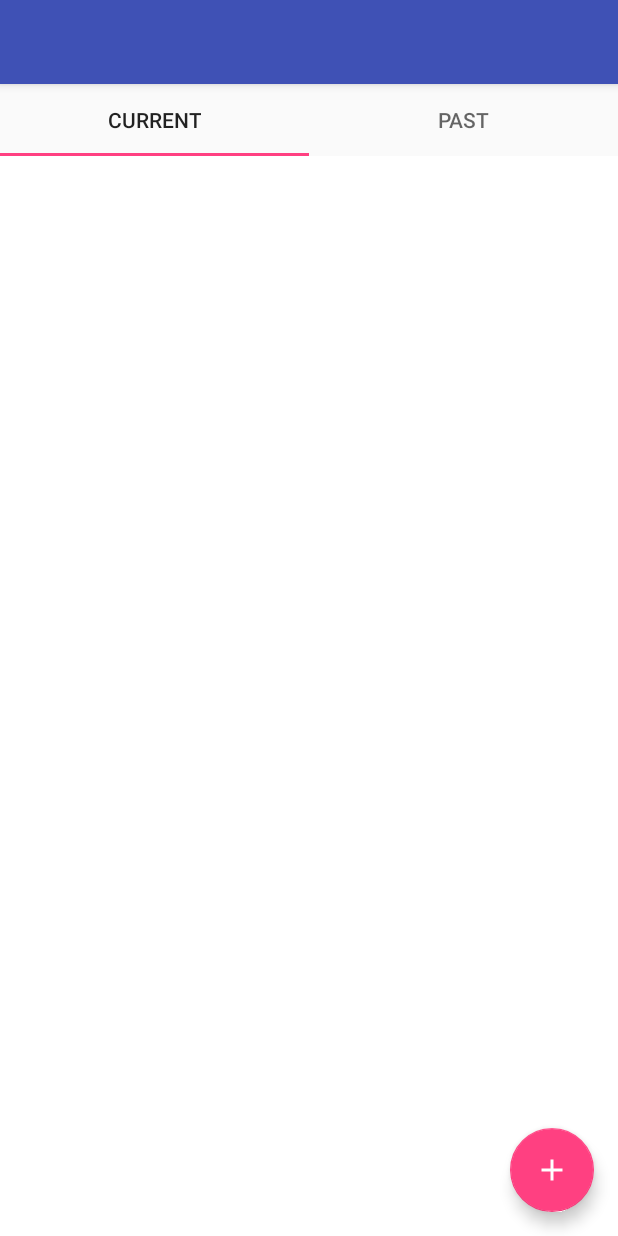
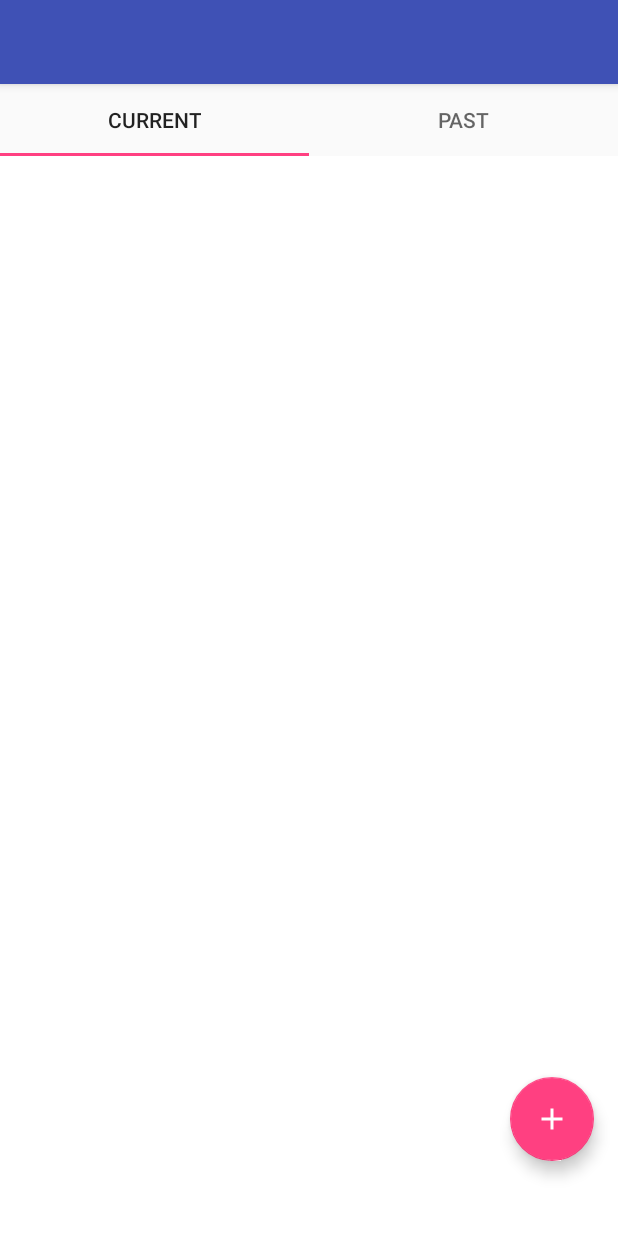
Before and after one commit to PillGood/PillGood, an Android app: the screen it shows after launch (MainActivity), on a phone screen of 412 x 824 dp. Run offline under Robolectric (Android 15) with nearby library versions, the phone set to English and light mode, and no system bars.

Commit message:
MainActivity: add floating button and animation

```diff
--- a/app/src/main/java/com/example/pc/pillgood/MainActivity.java
+++ b/app/src/main/java/com/example/pc/pillgood/MainActivity.java
@@ -1,12 +1,17 @@
 package com.example.pc.pillgood;
 
 import android.os.Bundle;
+import android.support.design.widget.FloatingActionButton;
 import android.support.design.widget.TabLayout;
 import android.support.v4.view.ViewPager;
 import android.support.v7.app.AppCompatActivity;
+import android.view.View;
+import android.view.animation.Animation;
+import android.view.animation.AnimationUtils;
 
 public class MainActivity extends AppCompatActivity {
-
+    FloatingActionButton plusBtn, fastEnrollmentBtn, enrollmentBtn;
+    Boolean plusBtnIsClicked = false;
     @Override
     protected void onCreate(Bundle savedInstanceState) {
         super.onCreate(savedInstanceState);
@@ -18,5 +23,48 @@ public class MainActivity extends AppCompatActivity {
 
         TabLayout tabLayout =  findViewById(R.id.tabs);
         tabLayout.setupWithViewPager(viewPager);
+
+        //-----pop up floating btn
+        plusBtn = (FloatingActionButton) findViewById(R.id.mainPlusBtn);
+        fastEnrollmentBtn = (FloatingActionButton) findViewById(R.id.mainFastEnrollmentBtn);
+        enrollmentBtn = (FloatingActionButton) findViewById(R.id.mainEnrollmentBtn);
+        plusBtn.setOnClickListener(new View.OnClickListener() {
+            @Override
+            public void onClick(View view) {
+                Animation plusBtnAnim, fastEnrollmnetAnim, enrollmentAnim;
+                plusBtnAnim=AnimationUtils.loadAnimation(getApplicationContext(), R.anim.rotate_plusbtn);
+                if (plusBtnIsClicked) {
+                    fastEnrollmentBtn.setVisibility(View.INVISIBLE);
+                    enrollmentBtn.setVisibility(View.INVISIBLE);
+                    fastEnrollmnetAnim = AnimationUtils.loadAnimation(getApplicationContext(), R.anim.translate_down_fastbtn);
+                    enrollmentAnim = AnimationUtils.loadAnimation(getApplicationContext(), R.anim.translate_down_enrollmentbtn);
+                    plusBtnIsClicked = false;
+                }
+                else {
+                    fastEnrollmentBtn.setVisibility(View.VISIBLE);
+                    enrollmentBtn.setVisibility(View.VISIBLE);
+                    fastEnrollmnetAnim = AnimationUtils.loadAnimation(getApplicationContext(), R.anim.translate_up_fastbtn);
+                    enrollmentAnim = AnimationUtils.loadAnimation(getApplicationContext(), R.anim.translate_up_enrollmentbtn);
+                    plusBtnIsClicked = true;
+                }
+                plusBtn.startAnimation(plusBtnAnim);
+                fastEnrollmentBtn.startAnimation(fastEnrollmnetAnim);
+                enrollmentBtn.startAnimation(enrollmentAnim);
+            }
+        });
+
+        fastEnrollmentBtn.setOnClickListener(new View.OnClickListener() {
+            @Override
+            public void onClick(View view) {
+
+            }
+        });
+
+        enrollmentBtn.setOnClickListener(new View.OnClickListener() {
+            @Override
+            public void onClick(View view) {
+
+            }
+        });
     }
 }
--- /dev/null
+++ b/app/src/main/res/anim/rotate_plusbtn.xml
@@ -0,0 +1,9 @@
+<?xml version="1.0" encoding="utf-8"?>
+<set xmlns:android="http://schemas.android.com/apk/res/android">
+    android:interpolator="@android:anim/anticipate_overshoot_interpolator">
+    <rotate android:pivotX="50%"
+        android:pivotY="50%"
+        android:duration="400"
+        android:fromDegrees="0"
+        android:toDegrees="90"/>
+</set>
--- /dev/null
+++ b/app/src/main/res/anim/translate_down_enrollmentbtn.xml
@@ -0,0 +1,13 @@
+<?xml version="1.0" encoding="utf-8"?>
+<set xmlns:android="http://schemas.android.com/apk/res/android"
+    android:interpolator="@android:anim/anticipate_overshoot_interpolator">
+    <translate
+        android:duration="400"
+        android:fromYDelta="0"
+        android:toYDelta="200%">
+    </translate>
+    <alpha
+        android:duration="400"
+        android:fromAlpha="1.0"
+        android:toAlpha="0"/>
+</set>
--- /dev/null
+++ b/app/src/main/res/anim/translate_down_fastbtn.xml
@@ -0,0 +1,13 @@
+<?xml version="1.0" encoding="utf-8"?>
+<set xmlns:android="http://schemas.android.com/apk/res/android"
+    android:interpolator="@android:anim/anticipate_overshoot_interpolator">
+    <translate
+        android:duration="200"
+        android:fromYDelta="0"
+        android:toYDelta="100%">
+    </translate>
+    <alpha
+        android:duration="200"
+        android:fromAlpha="1.0"
+        android:toAlpha="0"/>
+</set>
--- /dev/null
+++ b/app/src/main/res/anim/translate_up_enrollmentbtn.xml
@@ -0,0 +1,13 @@
+<?xml version="1.0" encoding="utf-8"?>
+<set xmlns:android="http://schemas.android.com/apk/res/android"
+    android:interpolator="@android:anim/anticipate_overshoot_interpolator">
+    <translate
+        android:duration="400"
+        android:fromYDelta="200%"
+        android:toYDelta="0">
+    </translate>
+    <alpha
+        android:duration="400"
+        android:fromAlpha="0.0"
+        android:toAlpha="1.0"/>
+</set>
--- /dev/null
+++ b/app/src/main/res/anim/translate_up_fastbtn.xml
@@ -0,0 +1,13 @@
+<?xml version="1.0" encoding="utf-8"?>
+<set xmlns:android="http://schemas.android.com/apk/res/android"
+    android:interpolator="@android:anim/anticipate_overshoot_interpolator">
+    <translate
+        android:duration="200"
+        android:fromYDelta="100%"
+        android:toYDelta="0">
+    </translate>
+    <alpha
+        android:duration="200"
+        android:fromAlpha="0.0"
+        android:toAlpha="1.0"/>
+</set>
--- a/app/src/main/res/layout/activity_main.xml
+++ b/app/src/main/res/layout/activity_main.xml
@@ -29,15 +29,46 @@
 
     </LinearLayout>
 
-    <android.support.design.widget.FloatingActionButton
-        android:id="@+id/add_button"
-        android:layout_width="wrap_content"
-        android:layout_height="wrap_content"
-        android:clickable="true"
-        android:src="@drawable/ic_add_white_48dp"
-        app:fabSize="normal"
-        app:layout_anchor="@id/viewpager"
-        android:layout_margin="16dp"
-        app:layout_anchorGravity="bottom|right|end"
-        android:focusable="false" />
+    <RelativeLayout
+        android:layout_width="match_parent"
+        android:layout_height="match_parent">
+
+        <android.support.design.widget.FloatingActionButton
+            android:id="@+id/mainPlusBtn"
+            android:layout_width="wrap_content"
+            android:layout_height="wrap_content"
+            android:layout_alignParentBottom="true"
+            android:layout_alignParentRight="true"
+            android:layout_marginRight="16dp"
+            android:layout_marginBottom="50dp"
+            app:srcCompat="@drawable/ic_add_white_48dp"/>
+
+        <android.support.design.widget.FloatingActionButton
+            android:id="@+id/mainFastEnrollmentBtn"
+            android:layout_width="40dp"
+            android:layout_height="40dp"
+            android:layout_above="@id/mainPlusBtn"
+            android:layout_alignParentRight="true"
+            android:layout_marginBottom="20dp"
+            android:layout_marginRight="20dp"
+            android:visibility="invisible"
+            app:backgroundTint="@color/colorPrimary"
+            android:src="@drawable/ic_add_white_48dp"
+            app:fabSize="mini"/>
+
+        <android.support.design.widget.FloatingActionButton
+            android:id="@+id/mainEnrollmentBtn"
+            android:layout_width="40dp"
+            android:layout_height="40dp"
+            android:layout_above="@id/mainFastEnrollmentBtn"
+            android:layout_alignParentRight="true"
+            android:layout_marginBottom="20dp"
+            android:layout_marginRight="20dp"
+            android:visibility="invisible"
+            app:backgroundTint="@color/colorPrimaryDark"
+            android:src="@drawable/ic_add_white_48dp"
+            app:fabSize="mini"/>
+
+    </RelativeLayout>
+
 </android.support.design.widget.CoordinatorLayout>
```
Also changed, not shown: 3 other files.
